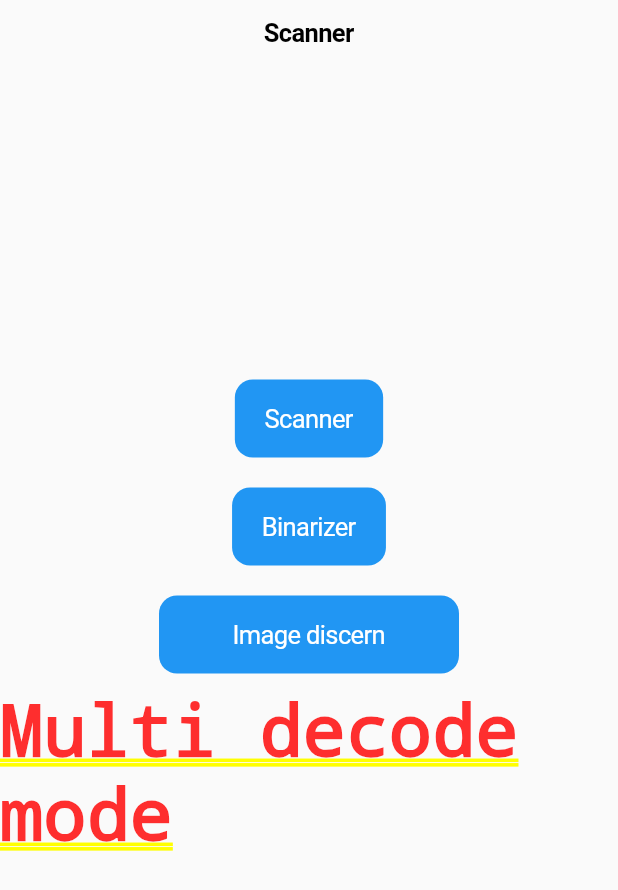
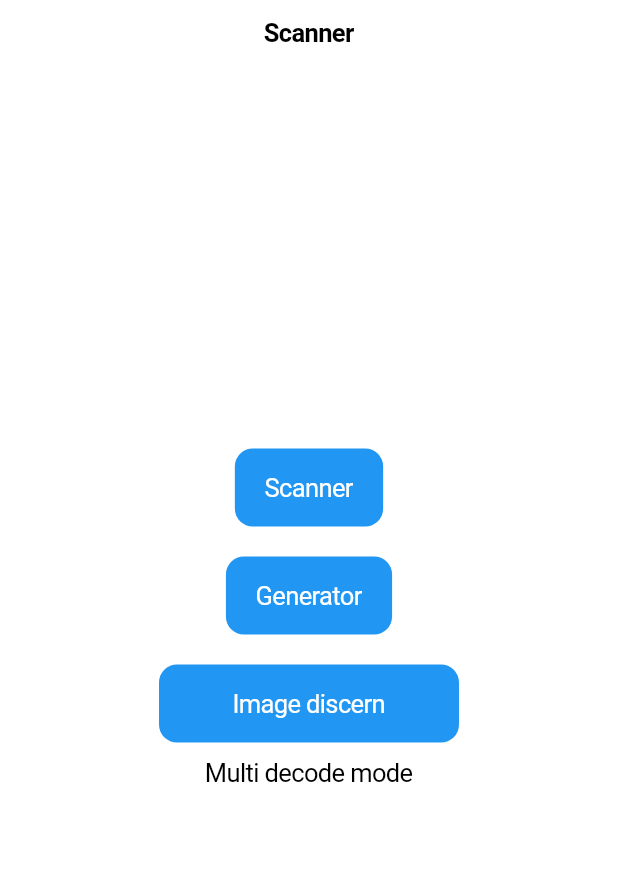
Before and after one commit to shirne/zxingweb, a Flutter app: the screen it shows after launch, on a phone screen of 412 x 824 dp. Shown: the top 890 px of the screen. Run offline on Flutter 3.47's test engine with Material 2 defaults, Android fonts, the phone set to English and light mode, and no system bars; our stand-ins replace camera, file_picker; missing offline and left inert: buffer_image, file_selector, file_selector_platform_interface, zxing_lib.

Commit message:
码类型定制

```diff
--- a/lib/index.dart
+++ b/lib/index.dart
@@ -9,6 +9,7 @@
 import 'package:flutter/cupertino.dart';
 import 'package:flutter/foundation.dart';
 import '../models/utils.dart';
+import 'generator/index.dart' as generator;
 import 'result.dart';
 import 'camera.dart';
 
@@ -22,6 +23,9 @@
         switch (settings.name) {
           case '/camera':
             builder = (BuildContext context) => const CameraPage();
+            break;
+          case '/generator':
+            builder = (BuildContext context) => const generator.IndexPage();
             break;
           case '/result':
             builder = (BuildContext context) =>
@@ -48,8 +52,8 @@
     Navigator.of(context).pushNamed('/camera');
   }
 
-  void openBinarizer() {
-    Navigator.of(context).pushNamed('/binarizer');
+  void openGenerator() {
+    Navigator.of(context).pushNamed('/generator');
   }
 
   void openFile() async {
@@ -137,9 +141,9 @@
               height: 20,
             ),
             CupertinoButton.filled(
-              child: const Text('Binarizer'),
+              child: const Text('Generator'),
               onPressed: () {
-                openBinarizer();
+                openGenerator();
               },
             ),
             SizedBox(
--- a/lib/main.dart
+++ b/lib/main.dart
@@ -1,3 +1,4 @@
+import 'package:flutter/cupertino.dart';
 import 'package:flutter/material.dart';
 
 import 'index.dart';
@@ -10,19 +11,10 @@
   // This widget is the root of your application.
   @override
   Widget build(BuildContext context) {
-    return MaterialApp(
-      title: 'Flutter Demo',
-      theme: ThemeData(
-        // This is the theme of your application.
-        //
-        // Try running your application with "flutter run". You'll see the
-        // application has a blue toolbar. Then, without quitting the app, try
-        // changing the primarySwatch below to Colors.green and then invoke
-        // "hot reload" (press "r" in the console where you ran "flutter run",
-        // or simply save your changes to "hot reload" in a Flutter IDE).
-        // Notice that the counter didn't reset back to zero; the application
-        // is not restarted.
-        primarySwatch: Colors.blue,
+    return CupertinoApp(
+      title: 'ZXing Web Demo',
+      theme: CupertinoThemeData(
+        primaryColor: Colors.blue,
       ),
       home: IndexPage(),
     );
--- /dev/null
+++ b/lib/models/code_type.dart
@@ -0,0 +1,30 @@
+import 'package:zxing_lib/zxing.dart';
+import 'package:zxing_lib/qrcode.dart' as qrcodeLib;
+import 'package:zxing_lib/aztec.dart' as aztecLib;
+import 'package:zxing_lib/datamatrix.dart' as datamatrixLib;
+import 'package:zxing_lib/pdf417.dart' as pdf417Lib;
+
+class CodeType {
+  static final qrcode =
+      CodeType(qrcodeLib.QRCodeWriter(), 'QRCode', [BarcodeFormat.QR_CODE]);
+  static final aztec =
+      CodeType(aztecLib.AztecWriter(), 'Aztec', [BarcodeFormat.AZTEC]);
+  static final datamatrix = CodeType(datamatrixLib.DataMatrixWriter(),
+      'DataMatrix', [BarcodeFormat.DATA_MATRIX]);
+  static final pdf417 =
+      CodeType(pdf417Lib.PDF417Writer(), 'Pdf417', [BarcodeFormat.PDF_417]);
+
+  static final values = <CodeType>[qrcode, aztec, datamatrix, pdf417];
+
+  final Writer type;
+  final String name;
+
+  final List<BarcodeFormat> formats;
+
+  const CodeType(this.type, this.name, this.formats);
+
+  @override
+  String toString() {
+    return name;
+  }
+}
```
Also changed, not shown: lib/generator/index.dart (+21 -40 lines), lib/widgets/cupertino_icon_button.dart (+7 -7 lines), lib/widgets/list_tile_group.dart (+9 -9 lines).
